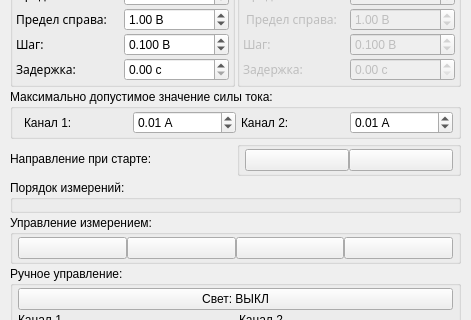
This is design.ui in Danep1/MIPT-VAC-GUI as Qt 5 draws it before an edit; both pictures show x 0 to 471 and y 150 to 470 of the 471 by 573 pixel window. The edited form follows.
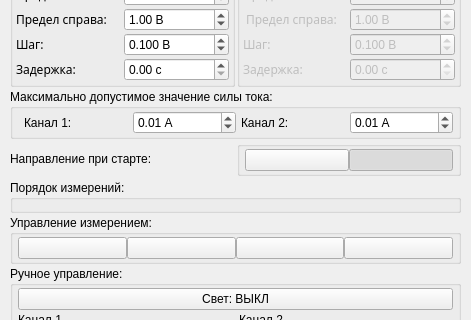
This is the edited form. Icons and pictures are not drawn.

Commit message: buttons modif, not finished

```diff
--- a/design.ui
+++ b/design.ui
@@ -203,8 +203,11 @@
                   <height>20</height>
                  </size>
                 </property>
+                <property name="checkable">
+                 <bool>true</bool>
+                </property>
                 <property name="checked">
-                 <bool>false</bool>
+                 <bool>true</bool>
                 </property>
                </widget>
               </item>
```
Left out of the diff: 19 changed lines with no effect on the pictures. The commit also changes 4 other files.
